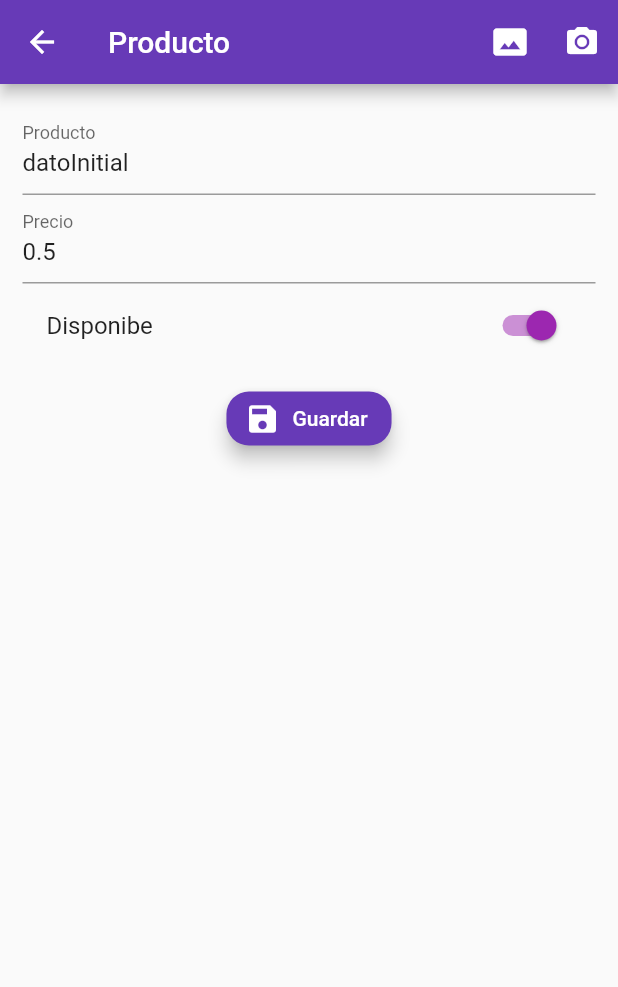
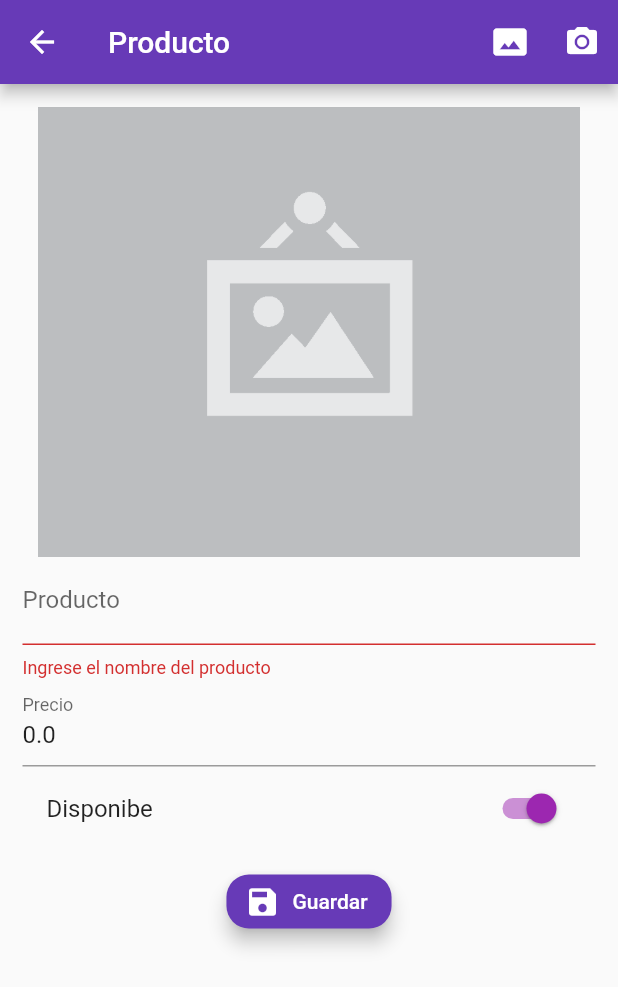
Before and after one commit to rigoriosh/flutter_form_login, a Flutter app: the ProductoPage screen opened by its route, after a tap on "Guardar", on a phone screen of 412 x 824 dp. Shown: the top 987 px of the screen. Run offline on Flutter 3.47's test engine with Material 2 defaults, Android fonts, the phone set to English and light mode, and no system bars; our stand-ins replace image_picker, rxdart.

```diff
--- a/lib/src/modelos/producto_model.dart
+++ b/lib/src/modelos/producto_model.dart
@@ -18,8 +18,8 @@ class ProductoModel {
 
   ProductoModel({
     this.id,
-    this.titulo = 'datoInitial',
-    this.valor = 0.5,
+    this.titulo,
+    this.valor = 0.0,
     this.disponible = true,
     this.fotoUrl,
   });
@@ -33,7 +33,7 @@ class ProductoModel {
       );
 
   Map<String, dynamic> toJson() => {
-        "id": id,
+        //"id": id,
         "titulo": titulo,
         "valor": valor,
         "disponible": disponible,
--- a/lib/src/pages/page_home.dart
+++ b/lib/src/pages/page_home.dart
@@ -23,8 +23,6 @@ class HomePage extends StatelessWidget {
       builder:
           (BuildContext context, AsyncSnapshot<List<ProductoModel>> snapshot) {
         if (snapshot.hasData) {
-          print("///////page_home");
-          print(snapshot.data);
           final data = snapshot.data;
           return ListView.builder(
             itemCount: data.length,
@@ -56,7 +54,7 @@ class HomePage extends StatelessWidget {
         color: Colors.red,
       ),
       onDismissed: (direccion){
-        //TODO: Borrar producto
+        ProductosProvider().deleteProducto(data.id);
       },
     );
   }
--- a/lib/src/pages/page_login.dart
+++ b/lib/src/pages/page_login.dart
@@ -68,7 +68,7 @@ class LoginPage extends StatelessWidget {
             width: double.infinity,
           ),
           Text(
-            'Thiago Emanuel Rios',
+            'Thiago Emanuel Rios Tapia',
             style: TextStyle(
               color: Colors.white,
               fontSize: 25.0,
--- a/lib/src/pages/produc_page.dart
+++ b/lib/src/pages/produc_page.dart
@@ -1,7 +1,9 @@
 import 'package:flutter/material.dart';
+import 'dart:io';
 import 'package:flutter_form_login/src/modelos/producto_model.dart';
 import 'package:flutter_form_login/src/providers/productos_provider.dart';
 import 'package:flutter_form_login/src/utils.dart' as utils;
+import 'package:image_picker/image_picker.dart';
 
 class ProductoPage extends StatefulWidget {
   //const ProductoPage({Key key}) : super(key: key);
@@ -13,17 +15,32 @@ class ProductoPage extends StatefulWidget {
 
 class _ProductoPageState extends State<ProductoPage> {
   final myFormKey = GlobalKey<FormState>();
+  final myScaffoldKey = GlobalKey<ScaffoldState>();
   ProductoModel modeloProducto = new ProductoModel();
+  bool _guardando = false;
+  File foto;
 
   @override
   Widget build(BuildContext context) {
+    final ProductoModel prodData = ModalRoute.of(context)
+        .settings
+        .arguments; //carga la data enviada como argumentos
+    if (prodData != null) {
+      modeloProducto = prodData;
+    }
     return Scaffold(
+      key: myScaffoldKey,
       appBar: AppBar(
         title: Text('Producto'),
         actions: <Widget>[
           IconButton(
-              icon: Icon(Icons.photo_size_select_actual), onPressed: () {}),
-          IconButton(icon: Icon(Icons.camera_alt), onPressed: () {}),
+            icon: Icon(Icons.photo_size_select_actual),
+            onPressed: _seleccionarFoto,
+          ),
+          IconButton(
+            icon: Icon(Icons.camera_alt),
+            onPressed: _tomarFoto,
+          ),
         ],
       ),
       body: SingleChildScrollView(
@@ -34,6 +51,7 @@ class _ProductoPageState extends State<ProductoPage> {
               key: myFormKey,
               child: Column(
                 children: <Widget>[
+                  _mostrarFoto(),
                   _crearNombre(),
                   _crearPrecio(),
                   _crearDisponible(),
@@ -45,10 +63,46 @@ class _ProductoPageState extends State<ProductoPage> {
     );
   }
 
+  _seleccionarFoto() async {
+    // ignore: deprecated_member_use
+    foto = await ImagePicker.pickImage(source: ImageSource.gallery);
+
+    if (foto != null) {
+      //TODO:limpieza
+    }
+    setState(() {});
+  }
+
+  Widget _mostrarFoto() {
+    if (modeloProducto.fotoUrl != null) {
+      //TODO: tengo que ajustar esto
+      return Container();
+    } else {
+      return Image(
+        image: AssetImage(foto?.path??'images/noImage.png'),//si foto no es null toma el path, si no toma la imagen por defecto
+        height: 300.0,
+        fit: BoxFit.cover,
+      );
+    }
+  }
+
+  _tomarFoto() {}
+
+  void mostrarSnackBar(String msm) {
+    final snackbar = SnackBar(
+      content: Text(msm),
+      duration: Duration(milliseconds: 1500),
+    );
+
+    myScaffoldKey.currentState.showSnackBar(snackbar);
+  }
+
   Widget _crearDisponible() {
     return SwitchListTile(
       title: Text('Disponibe'),
-      value: modeloProducto.disponible,
+      value: (modeloProducto.disponible == null)
+          ? false
+          : modeloProducto.disponible,
       onChanged: (value) {
         setState(() {
           modeloProducto.disponible = value;
@@ -64,31 +118,32 @@ class _ProductoPageState extends State<ProductoPage> {
       child: RaisedButton.icon(
           label: Text('Guardar'),
           icon: Icon(Icons.save),
-          /* child: Container(
-            padding: EdgeInsets.symmetric(horizontal: 80.0, vertical: 15.0),
-            child: Text('Ingresar'),
-          ), */
           shape:
               RoundedRectangleBorder(borderRadius: BorderRadius.circular(15.0)),
           elevation: 5.0,
           color: Colors.deepPurple,
           textColor: Colors.white,
-          onPressed: _submint),
+          onPressed: (_guardando) ? null : _submint),
     );
   }
 
   void _submint() {
-    if (!myFormKey.currentState.validate()) return; // if the form is not valid return false, else continue whit code below
+    if (!myFormKey.currentState.validate())
+      return; // if the form is not valid return false, else continue whit code below
     //Action to developem whuend the form is ok
-    print('all ok');
-    myFormKey.currentState.save(); //ejecute all saves of fields.
-    print(modeloProducto.titulo);
-    print(modeloProducto.valor);
-    print(modeloProducto.disponible);
+    myFormKey.currentState.save(); //ejecute all saves of the fields.
+    final productosProvider = new ProductosProvider();
+    _guardando = true;
 
-    final productosProvider = new ProductosProvider();
-    productosProvider.crearProducto(modeloProducto);
-
+    if (modeloProducto.id == null) {
+      productosProvider.crearProducto(modeloProducto);
+      mostrarSnackBar("Succesful saved product");
+    } else {
+      productosProvider.editProducto(modeloProducto);
+      mostrarSnackBar("Succesful edited product");
+    }
+    setState(() {});
+    Navigator.pop(context);
   }
 
   Widget _crearNombre() {
--- a/lib/src/providers/productos_provider.dart
+++ b/lib/src/providers/productos_provider.dart
@@ -11,13 +11,12 @@ import 'package:flutter_form_login/src/modelos/producto_model.dart';
 
 class ProductosProvider {
 
-  //final String _url = "https://flutter-varius-de545.firebaseio.com";
-  final String _url = "https://flutter-varius-de545.firebaseio.com/productos.json";
+  final String _urlBase = "https://flutter-varius-de545.firebaseio.com/productos";
+  final String _urlJson = "https://flutter-varius-de545.firebaseio.com/productos.json";
 
   Future<bool> crearProducto(ProductoModel producto) async{
 
-
-    final respuesta = await http.post(_url, body: productoModelToJson(producto));
+    final respuesta = await http.post(_urlJson, body: productoModelToJson(producto));
 
     final decodificarData = json.decode(respuesta.body);
 
@@ -25,22 +24,34 @@ class ProductosProvider {
     return true;
   }
 
+  Future<bool> editProducto(ProductoModel producto) async{
+    final respuesta = await http.put('${_urlBase}/${producto.id}.json', body: productoModelToJson(producto));
+    final decodificarData = json.decode(respuesta.body);
+    return true;
+  }
+
   Future<List<ProductoModel>> traerProductoDB()async{
-    final respuestaDB = await http.get(_url);
+    final respuestaDB = await http.get(_urlJson);
     final Map<String, dynamic> decodificarData = json.decode(respuestaDB.body);
     final List<ProductoModel> listaProductos = new List();
     if(decodificarData == null) return [];
 
     decodificarData.forEach((id, productoJson){
-      print("///////////productos_provider.dart///////////");
       final productTemp = ProductoModel.fromJson(productoJson);
       productTemp.id = id;
-      print(productTemp.toJson());
-      print("//////////////////////");
       listaProductos.add(productTemp);
     });
     return listaProductos;
   }
 
+  Future<bool> deleteProducto(String id) async{
+
+    final respuestaDB = await http.delete('$_urlBase/$id.json');
+
+    print(json.decode(respuestaDB.body));
+
+    return true;
+  }
+
 
 }
--- a/pubspec.yaml
+++ b/pubspec.yaml
@@ -25,6 +25,7 @@ dependencies:
   cupertino_icons: ^0.1.2
   rxdart: ^0.24.1
   http:
+  image_picker:
   #rxdart_codemod: ^0.1.5
 
 dev_dependencies:
@@ -44,7 +45,8 @@ flutter:
   uses-material-design: true
 
   # To add assets to your application, add an assets section, like this:
-  # assets:
+  assets:
+    - images/
   #  - images/a_dot_burr.jpeg
   #  - images/a_dot_ham.jpeg
 
```
Also changed, not shown: images/loading.gif (added), images/noImage.png (added), pubspec.lock, 2 other files.
